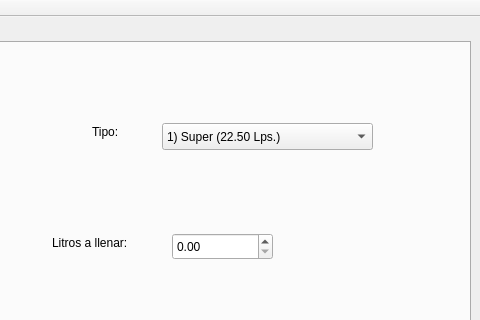
Old version of the form RendimientoCarro/mainwindow.ui in the repository pejuan/11411073-proyecto-02; both pictures show x 300 to 780 and y 0 to 320 of the 780 by 551 pixel window.
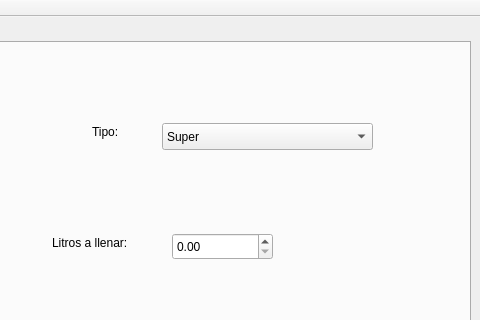
New version of the form.

Patch:
```diff
--- a/RendimientoCarro/mainwindow.ui
+++ b/RendimientoCarro/mainwindow.ui
@@ -169,7 +169,7 @@
       </property>
       <item>
        <property name="text">
-        <string>1) Super (22.50 Lps.)</string>
+        <string>Super</string>
        </property>
       </item>
       <item>
```
Left out of the diff: 4 changed lines with no effect on the pictures.
